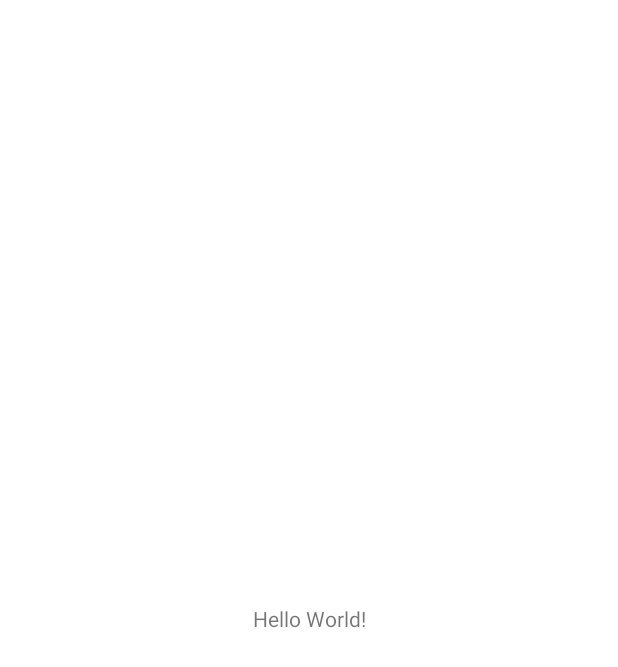
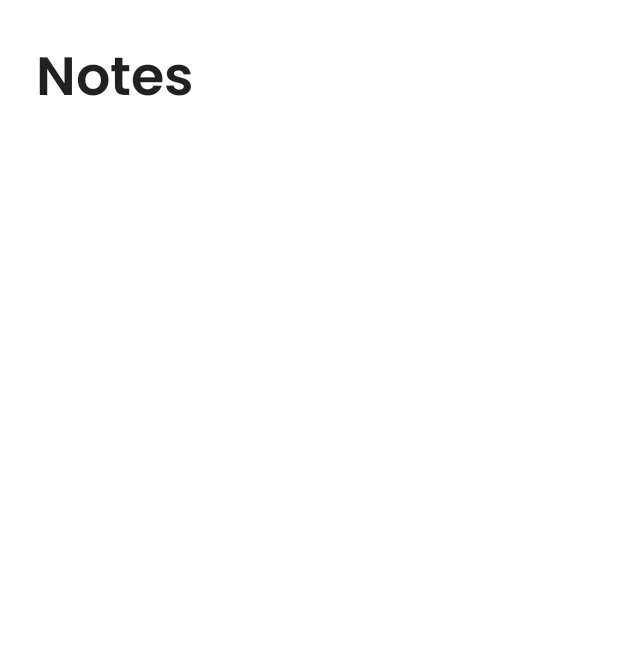
Before and after one commit to srivastavahardik/notes-test, an Android app: the screen it shows after launch (MainActivity), on a phone screen of 412 x 824 dp. Before the commit the part shown is almost empty. Shown: the top 667 px of the screen. Run offline under Robolectric (Android 15) with nearby library versions, the phone set to English and light mode, and no system bars.

Commit message:
activity_main: Setup fragment navigation controller

```diff
--- a/app/src/main/res/layout/activity_main.xml
+++ b/app/src/main/res/layout/activity_main.xml
@@ -6,13 +6,12 @@
     android:layout_height="match_parent"
     tools:context=".MainActivity">
 
-    <TextView
-        android:layout_width="wrap_content"
-        android:layout_height="wrap_content"
-        android:text="Hello World!"
-        app:layout_constraintBottom_toBottomOf="parent"
-        app:layout_constraintLeft_toLeftOf="parent"
-        app:layout_constraintRight_toRightOf="parent"
-        app:layout_constraintTop_toTopOf="parent" />
+    <fragment
+        android:id="@+id/nav_host_fragment"
+        android:name="androidx.navigation.fragment.NavHostFragment"
+        android:layout_width="match_parent"
+        android:layout_height="match_parent"
+        app:defaultNavHost="true"
+        app:navGraph="@navigation/navigation" />
 
 </androidx.constraintlayout.widget.ConstraintLayout>
```
